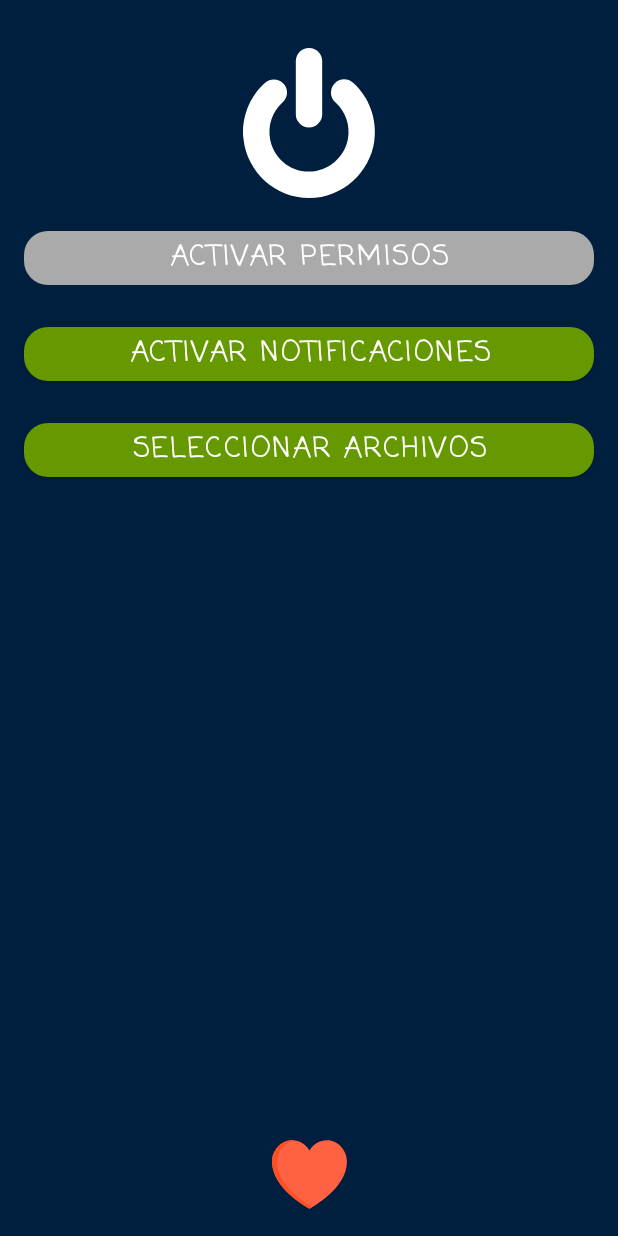
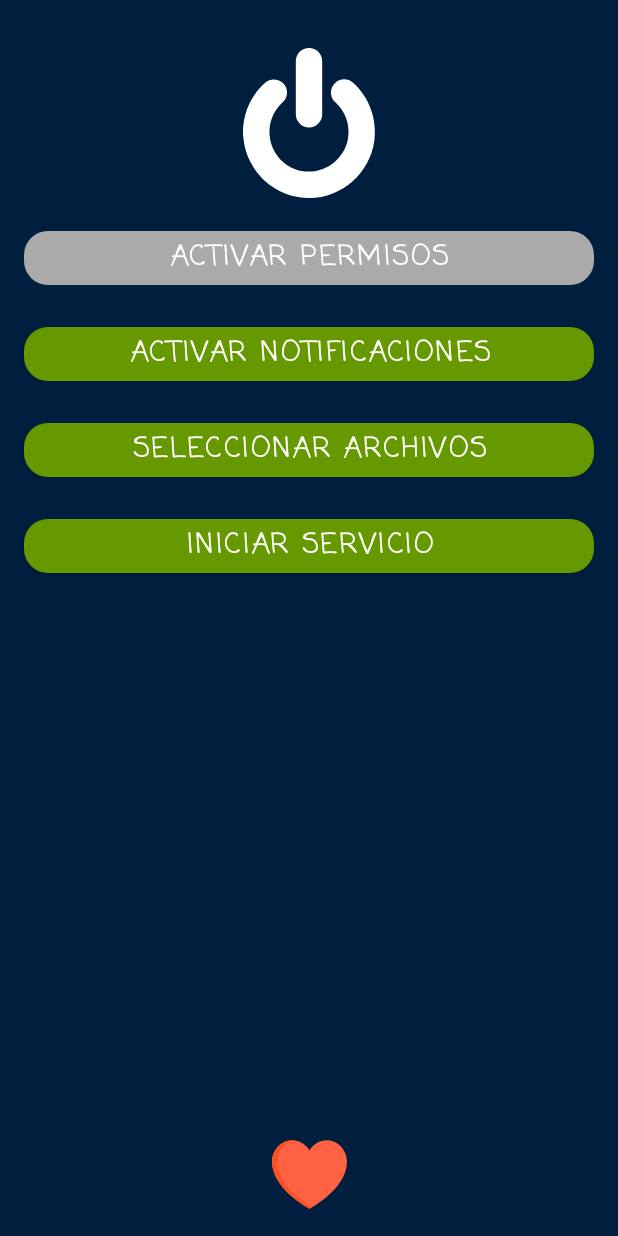
Before and after one commit to AlbertoAraiza/mx_flashlight, an Android app: the screen it shows after launch (MainActivity), on a phone screen of 412 x 824 dp. Run offline under Robolectric (Android 15) with nearby library versions, the phone set to English and light mode, and no system bars; libraries missing offline, so code that uses them is left out: com.obsez.android, es.dmoral.toasty.

Commit message:
Adding services
Adding service to run in background after app closes

```diff
--- a/app/src/main/res/layout/activity_main.xml
+++ b/app/src/main/res/layout/activity_main.xml
@@ -73,6 +73,25 @@
         app:layout_constraintStart_toStartOf="parent"
         app:layout_constraintTop_toBottomOf="@+id/btnNotification" />
 
+    <Button
+        android:id="@+id/btnService"
+        style="@style/Widget.MaterialComponents.Button"
+        android:layout_width="0dp"
+        android:layout_height="wrap_content"
+        android:layout_marginStart="16dp"
+        android:layout_marginTop="16dp"
+        android:layout_marginEnd="16dp"
+        android:fontFamily="@font/coming_soon"
+        android:text="@string/startService"
+        android:textColor="@android:color/white"
+        android:textSize="18sp"
+        android:textStyle="bold"
+        app:backgroundTint="@drawable/button_bg"
+
+        app:layout_constraintEnd_toEndOf="parent"
+        app:layout_constraintStart_toStartOf="parent"
+        app:layout_constraintTop_toBottomOf="@+id/btnFileChooser"/>
+
     <ImageButton
         android:id="@+id/ibHeart"
         android:layout_width="50dp"
--- a/app/src/main/res/values/strings.xml
+++ b/app/src/main/res/values/strings.xml
@@ -9,4 +9,5 @@
     <string name="next">Siguiente</string>
     <string name="stop">Detener</string>
     <string name="chooseFiles">Seleccionar archivos</string>
+    <string name="startService">Iniciar Servicio</string>
 </resources>
```
Also changed, not shown: app/build.gradle (+11 -0 lines), app/src/main/AndroidManifest.xml (+21 -8 lines), app/src/main/java/home/isavanzados/mx_flashlight/MainActivity.kt (+44 -27 lines), app/src/main/java/home/isavanzados/mx_flashlight/MinuteService.kt (added, +73 -0 lines), app/src/main/java/home/isavanzados/mx_flashlight/interfaces/RetrofitInterface.kt (added, +9 -0 lines), app/src/main/java/home/isavanzados/mx_flashlight/receivers/AlertReceiver.kt (+51 -14 lines).
